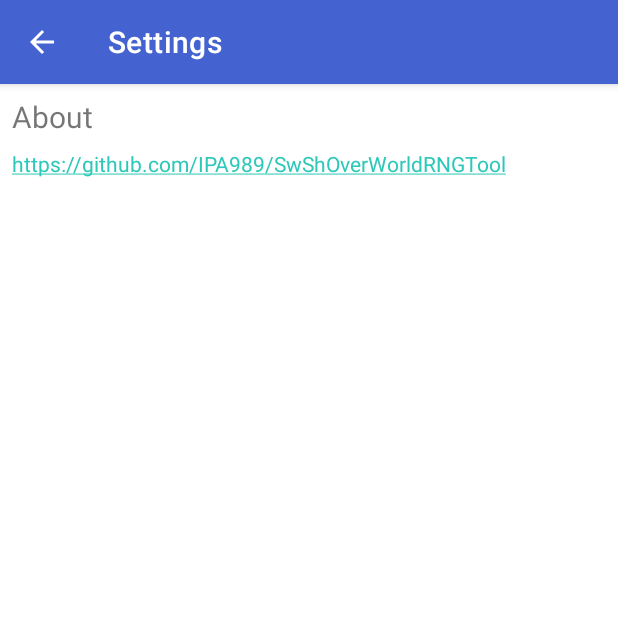
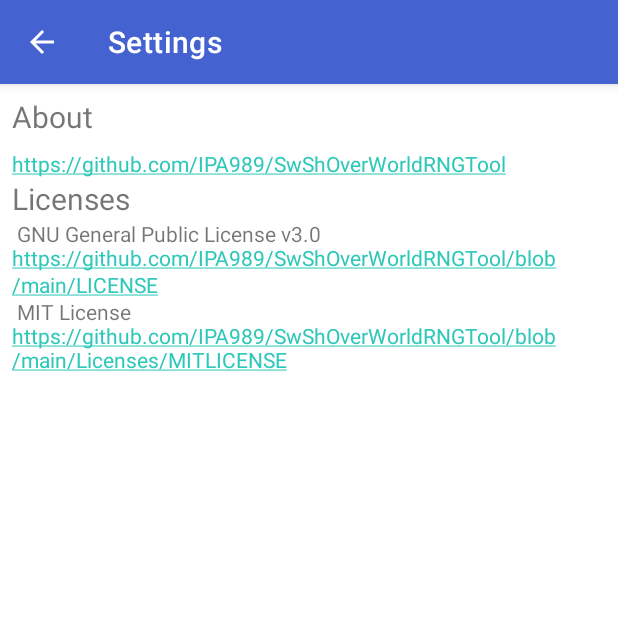
Before and after one commit to IPA989/SwShOverWorldRNGTool, an Android app: the Settings screen opened directly, with no data from a screen before it, on a phone screen of 412 x 824 dp, the top half of it. Run offline under Robolectric (Android 15) with nearby library versions, the phone set to English and light mode, and no system bars.

Commit message:
アプリ内にライセンス表示を追加

```diff
--- a/SwShOverWorldRNGTool/app/src/main/AndroidManifest.xml
+++ b/SwShOverWorldRNGTool/app/src/main/AndroidManifest.xml
@@ -11,14 +11,14 @@
         android:theme="@style/Theme.SwShOverWorldRNGTool">
         <activity
             android:name=".State_Search"
+            android:exported="false"
             android:label="StateSearch"
-            android:exported="false"
             android:parentActivityName=".MainActivity" />
         <activity
             android:name=".Settings"
             android:exported="false"
-            android:parentActivityName=".MainActivity"
-            android:label="Settings" />
+            android:label="Settings"
+            android:parentActivityName=".MainActivity" />
         <activity
             android:name=".MainActivity"
             android:exported="true"
--- a/SwShOverWorldRNGTool/app/src/main/java/com/example/swshoverworldrngtool/Settings.java
+++ b/SwShOverWorldRNGTool/app/src/main/java/com/example/swshoverworldrngtool/Settings.java
@@ -2,7 +2,9 @@ package com.example.swshoverworldrngtool;
 
 import androidx.appcompat.app.AppCompatActivity;
 
+import android.content.Intent;
 import android.os.Bundle;
+import android.view.View;
 
 public class Settings extends AppCompatActivity {
 
@@ -11,4 +13,5 @@ public class Settings extends AppCompatActivity {
         super.onCreate(savedInstanceState);
         setContentView(R.layout.activity_settings);
     }
+
 }
--- a/SwShOverWorldRNGTool/app/src/main/java/com/example/swshoverworldrngtool/State_Search.java
+++ b/SwShOverWorldRNGTool/app/src/main/java/com/example/swshoverworldrngtool/State_Search.java
@@ -48,12 +48,12 @@ public class State_Search extends AppCompatActivity {
         TextView motioncount = findViewById(R.id.motioncount);
 
         if(n < 128){
-            motioncount.setText(count + "  not enough motions");
+            motioncount.setText(count);
             return;
         }
 
         byte[] motions = new byte[n];
-        for(int i=0; i<motion.length(); i++) {
+        for(int i=0; i<n; i++) {
             char r = motion.charAt(i);
             if(r == '0') {
                 motions[i] = 0;
@@ -66,7 +66,7 @@ public class State_Search extends AppCompatActivity {
         SeedSolverConig config = new SeedSolverConig();
         config.setMotions(motions);
 
-        if(n >= 128) {
+        if(n == 128) {
             // 初期state検索
             config.setS0(null);
             config.setS1(null);
--- a/SwShOverWorldRNGTool/app/src/main/res/layout/activity_settings.xml
+++ b/SwShOverWorldRNGTool/app/src/main/res/layout/activity_settings.xml
@@ -24,4 +24,20 @@
         android:autoLink="web"
         android:text="https://github.com/IPA989/SwShOverWorldRNGTool" />
 
+    <TextView
+        android:id="@+id/textView5"
+        android:layout_width="match_parent"
+        android:layout_height="wrap_content"
+        android:text="Licenses"
+        android:textSize="20sp" />
+
+    <TextView
+        android:id="@+id/textView2"
+        android:layout_width="match_parent"
+        android:layout_height="wrap_content"
+        android:autoLink="web"
+android:text="
+GNU General Public License v3.0\nhttps://github.com/IPA989/SwShOverWorldRNGTool/blob/main/LICENSE\n
+MIT License\nhttps://github.com/IPA989/SwShOverWorldRNGTool/blob/main/Licenses/MITLICENSE" />
+
 </LinearLayout>
--- a/SwShOverWorldRNGTool/app/src/main/res/layout/main_result.xml
+++ b/SwShOverWorldRNGTool/app/src/main/res/layout/main_result.xml
@@ -8,12 +8,14 @@
 
     <HorizontalScrollView
         android:layout_width="match_parent"
-        android:layout_height="match_parent">
+        android:layout_height="match_parent"
+        android:layout_marginEnd="8dp"
+        android:layout_marginRight="8dp">
 
         <LinearLayout
             android:layout_width="wrap_content"
             android:layout_height="match_parent"
-            android:orientation="vertical" >
+            android:orientation="vertical">
 
             <ScrollView
                 android:layout_width="wrap_content"
```
Also changed, not shown: SwShOverWorldRNGTool/app/build.gradle (+0 -14 lines).
